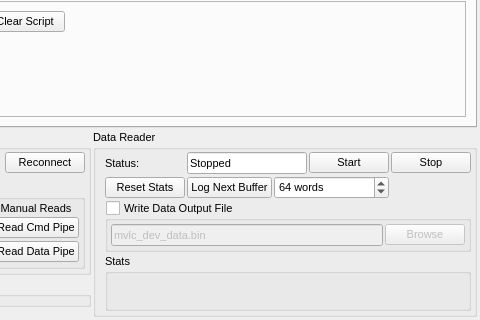
First picture: the form in src/mvlc/mvlc_dev_ui.ui, repository flueke/mvme, before the edit; both pictures show x 305 to 785 and y 370 to 690 of the 785 by 690 pixel window.
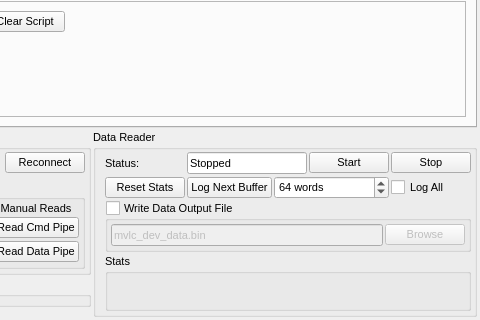
Second picture: the form after the edit.

```diff
--- a/src/mvlc/mvlc_dev_ui.ui
+++ b/src/mvlc/mvlc_dev_ui.ui
@@ -543,6 +543,13 @@
           </item>
          </layout>
         </item>
+        <item row="1" column="4">
+         <widget class="QCheckBox" name="cb_readerLogAll">
+          <property name="text">
+           <string>Log All</string>
+          </property>
+         </widget>
+        </item>
        </layout>
       </widget>
      </item>
```
